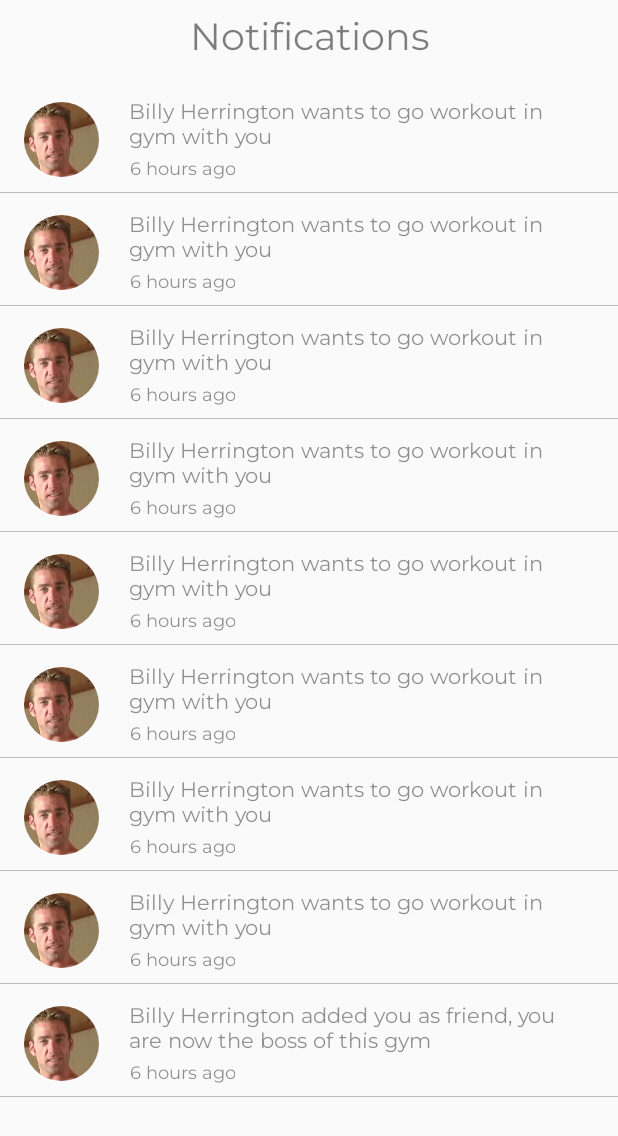
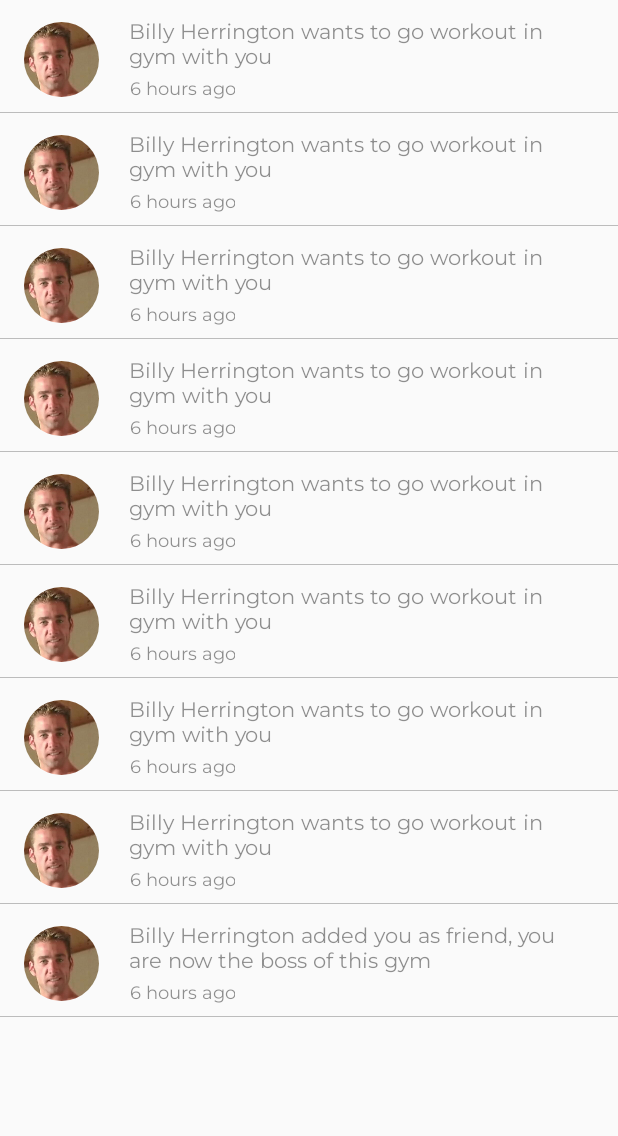
Before and after one commit to SpiderSwift/Parleo, an Android app: the fragment NotificationFragment shown on its own in the app's theme, on a phone screen of 412 x 824 dp. Shown: the top 1136 px of the screen. Run offline under Robolectric (Android 15) with nearby library versions, the light colour scheme and no system bars; our stand-ins replace ButterKnife, CircleImageView.

Commit message:
Add app bar to top of app

```diff
--- a/app/src/main/java/com/leathersoft/parleo/activity/TabsActivity.java
+++ b/app/src/main/java/com/leathersoft/parleo/activity/TabsActivity.java
@@ -6,6 +6,7 @@ import android.support.v4.app.Fragment;
 import android.support.v4.app.FragmentManager;
 import android.support.v7.app.AppCompatActivity;
 import android.os.Bundle;
+import android.support.v7.widget.Toolbar;
 import android.view.MenuItem;
 import android.widget.FrameLayout;
 
@@ -46,6 +47,9 @@ public class TabsActivity extends AppCompatActivity {
         super.onCreate(savedInstanceState);
         setContentView(R.layout.activity_tabs);
         ButterKnife.bind(this);
+        Toolbar myToolbar = (Toolbar) findViewById(R.id.my_toolbar);
+        setSupportActionBar(myToolbar);
+
         mFragmentManager = getSupportFragmentManager();
 
 
--- a/app/src/main/java/com/leathersoft/parleo/fragment/NotificationFragment.java
+++ b/app/src/main/java/com/leathersoft/parleo/fragment/NotificationFragment.java
@@ -1,6 +1,7 @@
 package com.leathersoft.parleo.fragment;
 
 
+import android.app.Activity;
 import android.os.Bundle;
 import android.support.annotation.NonNull;
 import android.support.v4.app.Fragment;
@@ -46,6 +47,16 @@ public class NotificationFragment extends Fragment {
         return v;
     }
 
+    @Override
+    public void onResume() {
+        super.onResume();
+        Activity activity = getActivity();
+        if(activity != null){
+            getActivity().setTitle(getResources().getString(R.string.notifiactions));
+        }
+
+    }
+
     public static NotificationFragment newInstance(){
         return new NotificationFragment();
     }
--- a/app/src/main/res/layout/fragment_notification.xml
+++ b/app/src/main/res/layout/fragment_notification.xml
@@ -7,28 +7,27 @@
     tools:context=".fragment.NotificationFragment">
 
 
-    <TextView
-        android:id="@+id/tv_title"
-        android:layout_width="match_parent"
-        android:layout_height="0dp"
-        android:layout_marginTop="8dp"
-        android:background="@android:color/transparent"
-        android:fontFamily="@font/montserrat"
-        android:gravity="center"
-        android:text="Notifications"
-        android:textColor="#80000000"
-        android:textSize="25sp"
-        app:layout_constraintEnd_toEndOf="parent"
-        app:layout_constraintStart_toStartOf="parent"
-        app:layout_constraintTop_toTopOf="parent" />
+    <!--<TextView-->
+        <!--android:id="@+id/tv_title"-->
+        <!--android:layout_width="match_parent"-->
+        <!--android:layout_height="0dp"-->
+        <!--android:layout_marginTop="8dp"-->
+        <!--android:background="@android:color/transparent"-->
+        <!--android:fontFamily="@font/montserrat"-->
+        <!--android:gravity="center"-->
+        <!--android:text="Notifications"-->
+        <!--android:textColor="#80000000"-->
+        <!--android:textSize="25sp"-->
+        <!--app:layout_constraintEnd_toEndOf="parent"-->
+        <!--app:layout_constraintStart_toStartOf="parent"-->
+        <!--app:layout_constraintTop_toTopOf="parent" />-->
 
 
     <android.support.v7.widget.RecyclerView
         android:id="@+id/list_notifications"
         android:layout_width="match_parent"
         android:layout_height="0dp"
-        android:layout_marginTop="8dp"
         app:layout_constraintBottom_toBottomOf="parent"
-        app:layout_constraintTop_toBottomOf="@+id/tv_title" />
+        app:layout_constraintTop_toTopOf="parent" />
 
 </android.support.constraint.ConstraintLayout>
```
Also changed, not shown: app/src/main/java/com/leathersoft/parleo/activity/events/EventScreenFragment.java (+11 -0 lines), app/src/main/java/com/leathersoft/parleo/fragment/DialogFragment.java (+11 -0 lines), app/src/main/java/com/leathersoft/parleo/fragment/ProfileFragment.java (+12 -0 lines), app/src/main/java/com/leathersoft/parleo/fragment/users/UserFragment.java (+10 -0 lines), app/src/main/res/layout/activity_tabs.xml (+36 -56 lines), app/src/main/res/layout/fragment_dialog.xml (+15 -16 lines), app/src/main/res/layout/fragment_event_screen.xml (+11 -11 lines), app/src/main/res/layout/fragment_profile_screen.xml (+14 -14 lines), app/src/main/res/layout/fragment_users.xml (+11 -11 lines), app/src/main/res/values/strings.xml (+9 -2 lines), app/src/main/res/values/styles.xml (+25 -0 lines).
